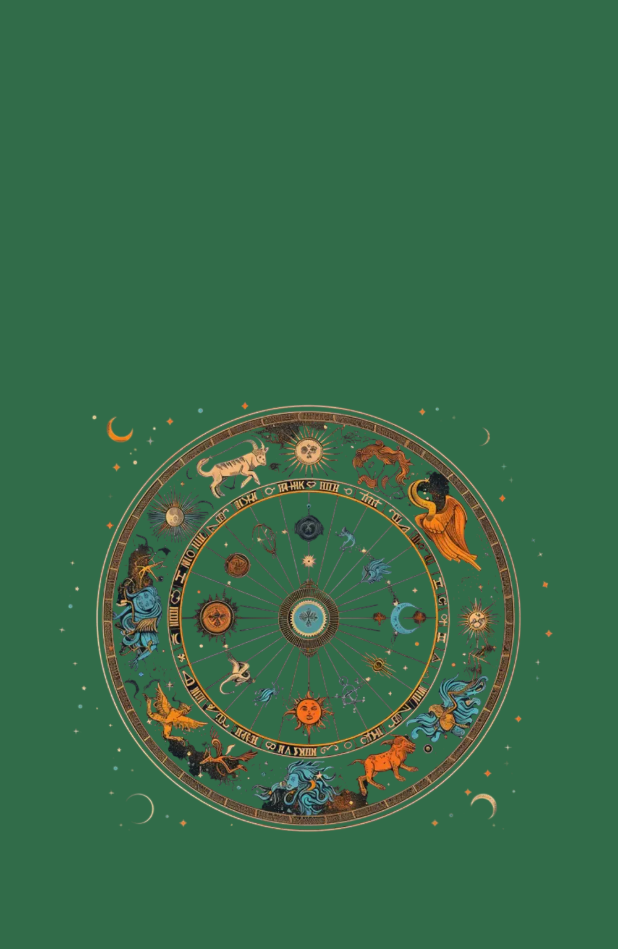
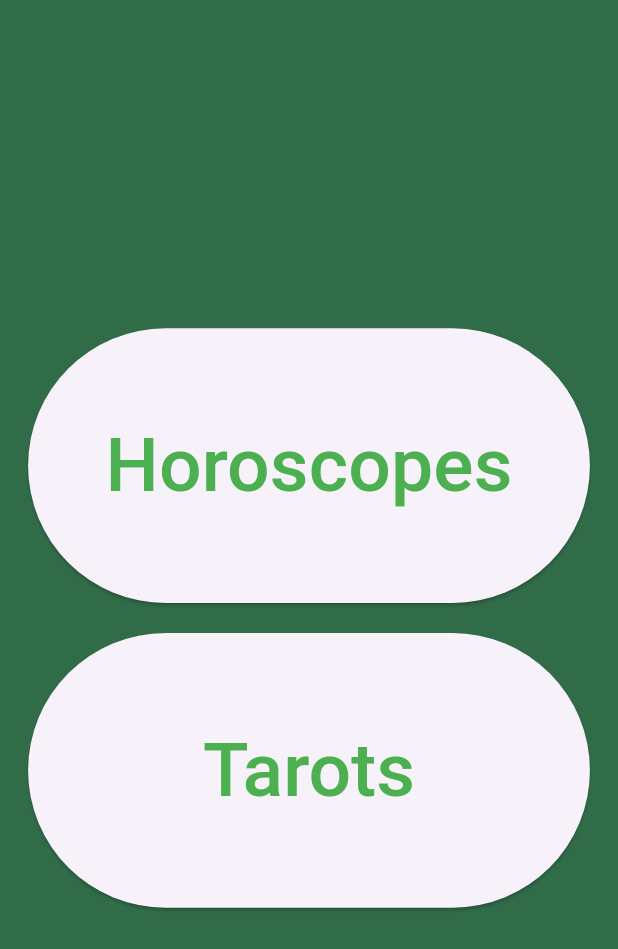
Before and after one commit to iclalerturk/horoscope-guide, a Flutter app: the screen it shows after launch, on a phone screen of 412 x 824 dp. Shown: the top 949 px of the screen. Run offline on Flutter 3.47's test engine with Material 3 defaults, Android fonts, the phone set to English and light mode, and no system bars.

Commit message:
tarotPage

```diff
--- a/horoscope_guide/lib/homePage.dart
+++ /dev/null
@@ -1,53 +0,0 @@
-import 'dart:async';
-import 'package:flutter/material.dart';
-import 'package:horoscope_guide/main.dart'; // MyApp sınıfının tanımlı olduğu yer
-
-void main() {
-  runApp(const MyApp()); // Uygulama başlatılırken MaterialApp oluşturuluyor
-}
-
-class MyApp extends StatelessWidget {
-  const MyApp({super.key});
-
-  @override
-  Widget build(BuildContext context) {
-    return MaterialApp(
-      debugShowCheckedModeBanner: false,
-      home: HomePage(), // İlk sayfa olarak HomePage kullanılıyor
-    );
-  }
-}
-
-class HomePage extends StatefulWidget {
-  const HomePage({super.key});
-
-  @override
-  _HomePageState createState() => _HomePageState();
-}
-
-class _HomePageState extends State<HomePage> {
-  @override
-  void initState() {
-    super.initState();
-
-    // 5 saniye bekleyip yeni sayfaya geçiş yap
-    Future.delayed(Duration(seconds: 5), () {
-      Navigator.pushReplacement(
-        context,
-        MaterialPageRoute(builder: (context) => MyApp()),
-      );
-    });
-  }
-
-  @override
-  Widget build(BuildContext context) {
-    return Scaffold(
-      backgroundColor: const Color.fromARGB(255, 49, 108, 73),
-      body: Center(
-        child: Image.asset(
-          "lib/assets/images/app_icon.png",
-        ),
-      ),
-    );
-  }
-}
--- /dev/null
+++ b/horoscope_guide/lib/options.dart
@@ -0,0 +1,56 @@
+import 'package:horoscope_guide/tarot.dart';
+import 'package:flutter/material.dart';
+import 'package:horoscope_guide/main.dart';
+
+class Options extends StatelessWidget {
+  const Options({super.key});
+
+  @override
+  Widget build(BuildContext context) {
+    return MaterialApp(
+      debugShowCheckedModeBanner: false,
+      home: Scaffold(
+        backgroundColor: const Color.fromARGB(255, 49, 108, 73),
+        body: Center(
+          child: Column(
+            mainAxisAlignment: MainAxisAlignment.center,
+            children: [
+              SizedBox(
+                height: MediaQuery.of(context).size.height / 4.5,
+                width: MediaQuery.of(context).size.width / 1.1,
+                child: ElevatedButton(
+                  onPressed: () {
+                    Navigator.push(
+                      context,
+                      MaterialPageRoute(
+                        builder: (context) => const MyApp(),
+                      ),
+                    );
+                  },
+                  child: const Text("Horoscopes",
+                      style: TextStyle(fontSize: 50, color: Colors.green)),
+                ),
+              ),
+              const SizedBox(height: 20),
+              SizedBox(
+                height: MediaQuery.of(context).size.height / 4.5,
+                width: MediaQuery.of(context).size.width / 1.1,
+                child: ElevatedButton(
+                    onPressed: () {
+                      Navigator.push(
+                        context,
+                        MaterialPageRoute(
+                          builder: (context) => Tarot(),
+                        ),
+                      );
+                    },
+                    child: const Text("Tarots",
+                        style: TextStyle(fontSize: 50, color: Colors.green))),
+              ),
+            ],
+          ),
+        ),
+      ),
+    );
+  }
+}
```
Also changed, not shown: horoscope_guide/lib/home_page.dart (added, +54 -0 lines), horoscope_guide/lib/main.dart (+8 -2 lines), horoscope_guide/lib/tarot.dart (added, +58 -0 lines), horoscope_guide/lib/burc_sayfasi.dart (renamed from horoscope_guide/lib/BurcSayfasi.dart).
